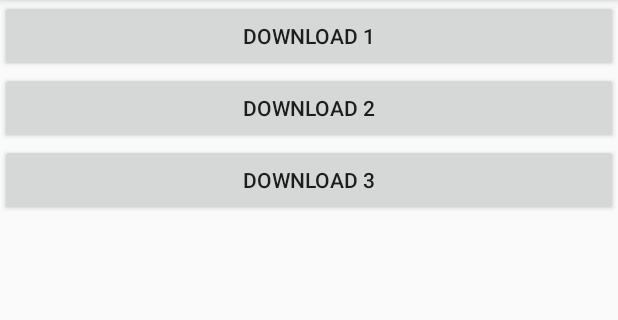
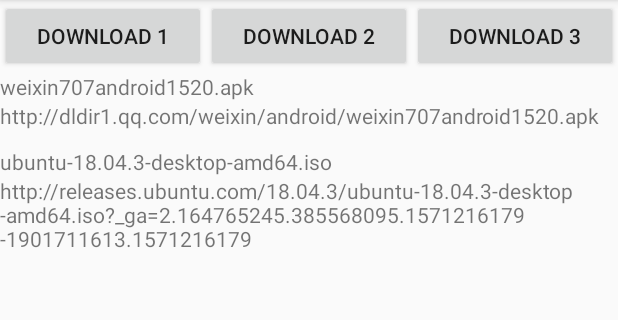
Before and after one commit to AnRFDev/android-Basic4, an Android app: the screen it shows after launch (MainActivity), after a tap on "DOWNLOAD 2", on a phone screen of 412 x 824 dp, the part 84-404 px from its top. Run offline under Robolectric (Android 15) with nearby library versions, the phone set to English and light mode, and no system bars; our stand-ins replace RxJava; network calls fail; 1 other tap on this screen came first.

Commit message:
[download] 添加下载的UI

```diff
--- a/appdowloadsample/build.gradle
+++ b/appdowloadsample/build.gradle
@@ -33,10 +33,11 @@ dependencies {
     testImplementation 'junit:junit:4.12'
     androidTestImplementation 'androidx.test:runner:1.2.0'
     androidTestImplementation 'androidx.test.espresso:espresso-core:3.2.0'
+    implementation 'org.jetbrains:annotations-java5:15.0'
 
     implementation 'com.squareup.retrofit2:retrofit:2.6.2'
     implementation 'com.squareup.retrofit2:adapter-rxjava2:2.4.0'
     implementation 'io.reactivex.rxjava2:rxandroid:2.1.1'
     implementation 'io.reactivex.rxjava2:rxjava:2.2.8'
-    implementation 'org.jetbrains:annotations-java5:15.0'
+    implementation 'androidx.recyclerview:recyclerview:1.0.0'
 }
--- a/appdowloadsample/src/main/java/com/rustfisher/appdowloadsample/MainActivity.java
+++ b/appdowloadsample/src/main/java/com/rustfisher/appdowloadsample/MainActivity.java
@@ -8,12 +8,13 @@ import android.Manifest;
 import android.content.pm.PackageManager;
 import android.os.Bundle;
 import android.os.Environment;
-import android.util.Log;
 import android.view.View;
 import android.widget.Toast;
 
 import com.rustfisher.appdowloadsample.download.DownloadCenter;
-import com.rustfisher.appdowloadsample.download.ControlCallBack;
+import com.rustfisher.appdowloadsample.download.DownloadCenterListener;
+import com.rustfisher.appdowloadsample.download.DownloadTaskState;
+import com.rustfisher.appdowloadsample.fragment.DownloadingFrag;
 
 import java.io.File;
 
@@ -28,6 +29,7 @@ public class MainActivity extends AppCompatActivity implements View.OnClickListe
         setContentView(R.layout.activity_main);
         ActivityCompat.requestPermissions(this, new String[]{Manifest.permission.WRITE_EXTERNAL_STORAGE}, REQ_CODE);
         setOnClick(this, R.id.download_1, R.id.download_2, R.id.download_3);
+        getSupportFragmentManager().beginTransaction().add(R.id.container, new DownloadingFrag()).commit();
     }
 
     @Override
@@ -38,6 +40,11 @@ public class MainActivity extends AppCompatActivity implements View.OnClickListe
                 Toast.makeText(this, "请允许应用读写外部存储", Toast.LENGTH_SHORT).show();
             }
         }
+    }
+
+    @Override
+    protected void onDestroy() {
+        super.onDestroy();
     }
 
     @Override
@@ -59,28 +66,7 @@ public class MainActivity extends AppCompatActivity implements View.OnClickListe
     }
 
     private void downloadUrl(final String url, File targetFile, final int downloadBytePerMs) {
-        DownloadCenter.getInstance().download(url,
-                new ControlCallBack(url, targetFile) {
-                    @Override
-                    public int downloadBytePerMs() {
-                        return downloadBytePerMs;
-                    }
-
-                    @Override
-                    public void onSuccess() {
-                        Log.d(TAG, "onSuccess: " + url);
-                    }
-
-                    @Override
-                    public void onError(Throwable e) {
-                        Log.e(TAG, "onError: " + url, e);
-                    }
-
-                    @Override
-                    public void onCancel(String url) {
-                        Log.w(TAG, "onCancel: " + url);
-                    }
-                });
+        DownloadCenter.getInstance().download(url, targetFile, downloadBytePerMs);
     }
 
     private void setOnClick(View.OnClickListener l, int... id) {
--- a/appdowloadsample/src/main/java/com/rustfisher/appdowloadsample/download/ControlCallBack.java
+++ b/appdowloadsample/src/main/java/com/rustfisher/appdowloadsample/download/ControlCallBack.java
@@ -3,7 +3,6 @@ package com.rustfisher.appdowloadsample.download;
 import android.util.Log;
 
 import java.io.File;
-import java.io.FileInputStream;
 import java.io.FileNotFoundException;
 import java.io.FileOutputStream;
 import java.io.IOException;
@@ -23,16 +22,29 @@ public abstract class ControlCallBack {
     private File tmpFile;
     public boolean isCancel;
     private String url;
+    private DownloadTaskState state;
+    private int downloadBytesPerMs;
+    private long progressTotal;
+    private long progressCurrent = -1;
 
     public ControlCallBack(String url, File targetFile) {
+        this(url, targetFile, defDownloadBytePerMs);
+    }
+
+    public ControlCallBack(String url, File targetFile, int downloadBytesPerMs) {
         this.url = url;
         this.targetFile = targetFile;
-        this.tmpFile = new File(targetFile.getAbsolutePath() + ".tmp");
+        this.downloadBytesPerMs = downloadBytesPerMs;
+        tmpFile = new File(targetFile.getAbsolutePath() + ".tmp");
     }
 
-    public abstract void onSuccess();
+    public void onSuccess(DownloadTaskState state, String url) {
+        this.state = DownloadTaskState.DONE;
+    }
 
-    public abstract void onError(Throwable e);
+    public void onError(DownloadTaskState state, String url, Throwable e) {
+        this.state = DownloadTaskState.ERROR;
+    }
 
     public abstract void onCancel(String url);
 
@@ -41,10 +53,11 @@ public abstract class ControlCallBack {
     }
 
     public int downloadBytePerMs() {
-        return defDownloadBytePerMs;
+        return downloadBytesPerMs;
     }
 
     public void saveFile(ResponseBody body) {
+        state = DownloadTaskState.DOWNLOADING;
         InputStream is = null;
         byte[] buf = new byte[2048];
         int len;
@@ -90,17 +103,17 @@ public abstract class ControlCallBack {
             } else {
                 boolean rename = tmpFile.renameTo(targetFile);
                 if (rename) {
-                    onSuccess();
+                    onSuccess(state, url);
                 } else {
-                    onError(new Exception("Rename file fail. " + tmpFile));
+                    onError(state, url, new Exception("Rename file fail. " + tmpFile));
                 }
             }
         } catch (FileNotFoundException e) {
             Log.e(TAG, "saveFile: FileNotFoundException ", e);
-            onError(e);
+            onError(state, url, e);
         } catch (Exception e) {
             Log.e(TAG, "saveFile: IOException ", e);
-            onError(e);
+            onError(state, url, e);
         } finally {
             try {
                 if (is != null) {
@@ -126,4 +139,42 @@ public abstract class ControlCallBack {
     public File getTmpFile() {
         return tmpFile;
     }
+
+    public String getUrl() {
+        return url;
+    }
+
+    public boolean isDownloading() {
+        return DownloadTaskState.DOWNLOADING.equals(state);
+    }
+
+    public void setState(DownloadTaskState state) {
+        this.state = state;
+    }
+
+    public long getProgressTotal() {
+        return progressTotal;
+    }
+
+    public void setProgressTotal(long progressTotal) {
+        this.progressTotal = progressTotal;
+    }
+
+    public long getProgressCurrent() {
+        return progressCurrent;
+    }
+
+    public void setProgressCurrent(long progressCurrent) {
+        this.progressCurrent = progressCurrent;
+    }
+
+    @Override
+    public String toString() {
+        return "ControlCallBack ["
+                + "url: " + url + "\n"
+                + "  state: " + state + ", "
+                + "targetFile: " + targetFile + "\n"
+                + "downloadBytesPerMs: " + downloadBytesPerMs
+                + "]";
+    }
 }
--- a/appdowloadsample/src/main/java/com/rustfisher/appdowloadsample/download/DownloadCenter.java
+++ b/appdowloadsample/src/main/java/com/rustfisher/appdowloadsample/download/DownloadCenter.java
@@ -2,9 +2,11 @@ package com.rustfisher.appdowloadsample.download;
 
 import android.util.Log;
 
+import java.io.File;
 import java.util.ArrayList;
+import java.util.HashSet;
 import java.util.List;
-import java.util.Locale;
+import java.util.Set;
 import java.util.concurrent.TimeUnit;
 
 import io.reactivex.Observable;
@@ -31,7 +33,8 @@ public class DownloadCenter {
 
     private static Retrofit retrofit;
 
-    private static List<Task> taskList = new ArrayList<>();
+    private List<ControlCallBack> callBackList = new ArrayList<>();
+    private Set<DownloadCenterListener> listeners = new HashSet<>();
 
     private DownloadCenter() {
         init();
@@ -48,23 +51,39 @@ public class DownloadCenter {
         return instance;
     }
 
-    public void download(final String downUrl, final ControlCallBack callBack) {
-        Task task = null;
-        for (Task t : taskList) {
-            if (downUrl.equals(t.getUrl())) {
-                task = t;
+    public void download(final String downUrl, File targetFile, final int downloadBytePerMs) {
+        ControlCallBack callBack = null;
+        for (ControlCallBack c : callBackList) {
+            if (c.getUrl().equals(downUrl)) {
+                callBack = c;
                 break;
             }
         }
-        if (task == null) {
-            task = new Task(downUrl, callBack.getTargetFile() , callBack.getTmpFile());
-            taskList.add(task);
-        } else if (task.downloading()) {
-            Log.d(TAG, "downloading: " + task);
+        if (callBack == null) {
+            callBack = new ControlCallBack(downUrl, targetFile, downloadBytePerMs) {
+                @Override
+                public void onSuccess(DownloadTaskState state, String url) {
+                    tellDownloadSuccess(state, url);
+                }
+
+                @Override
+                public void onError(DownloadTaskState state, String url, Throwable e) {
+                    tellDownloadError(state, url, e);
+                }
+
+                @Override
+                public void onCancel(String url) {
+                    tellDownloadDelete(url);
+                }
+            };
+            callBackList.add(callBack);
+        }
+        if (callBack.isDownloading()) {
             return;
         }
 
-        final Task finalTask = task;
+        tellDownloadStart(callBack);
+        final ControlCallBack finalCallBack = callBack;
         retrofit.create(ApiService.class)
                 .download(downUrl)
                 .subscribeOn(Schedulers.io())
@@ -72,15 +91,13 @@ public class DownloadCenter {
                 .doOnNext(new Consumer<ResponseBody>() {
                     @Override
                     public void accept(ResponseBody responseBody) throws Exception {
-                        finalTask.setState(DownloadTaskState.DOWNLOADING);
-                        callBack.saveFile(responseBody);
+                        finalCallBack.saveFile(responseBody);
                     }
                 })
                 .doOnError(new Consumer<Throwable>() {
                     @Override
                     public void accept(Throwable throwable) throws Exception {
                         Log.e(TAG, "accept on error: " + downUrl, throwable);
-                        finalTask.setState(DownloadTaskState.ERROR);
                     }
                 })
                 .observeOn(AndroidSchedulers.mainThread())
@@ -93,7 +110,7 @@ public class DownloadCenter {
                 .addInterceptor(new ProgressInterceptor(new ProgressListener() {
                     @Override
                     public void update(String url, long bytesRead, long contentLength, boolean done) {
-                        Log.d(TAG, String.format(Locale.CHINA, "downloading %s ; done: %b ; %d/%d byte(s)", url, done, bytesRead, contentLength));
+                        tellProgress(url, bytesRead, contentLength, done);
                     }
                 }))
                 .build();
@@ -114,4 +131,42 @@ public class DownloadCenter {
         @GET
         Observable<ResponseBody> downloadPartial(@Url String url, @Header("Content-Range") String range);
     }
+
+    public void addListener(DownloadCenterListener l) {
+        listeners.add(l);
+    }
+
+    public void removeListener(DownloadCenterListener l) {
+        listeners.remove(l);
+    }
+
+    private void tellDownloadSuccess(DownloadTaskState state, String url) {
+        for (DownloadCenterListener l : listeners) {
+            l.onSuccess(state, url);
+        }
+    }
+
+    private void tellDownloadError(DownloadTaskState state, String url, Throwable e) {
+        for (DownloadCenterListener l : listeners) {
+            l.onError(state, url, e);
+        }
+    }
+
+    private void tellProgress(String url, long bytesRead, long contentLength, boolean done) {
+        for (DownloadCenterListener l : listeners) {
+            l.onProgress(url, bytesRead, contentLength, done);
+        }
+    }
+
+    private void tellDownloadDelete(String url) {
+        for (DownloadCenterListener l : listeners) {
+            l.onDeleted(url);
+        }
+    }
+
+    private void tellDownloadStart(ControlCallBack callBack) {
+        for (DownloadCenterListener l : listeners) {
+            l.onStart(callBack);
+        }
+    }
 }
--- /dev/null
+++ b/appdowloadsample/src/main/java/com/rustfisher/appdowloadsample/download/DownloadCenterListener.java
@@ -0,0 +1,27 @@
+package com.rustfisher.appdowloadsample.download;
+
+/**
+ * 监听器
+ * Created on 2019-10-17
+ */
+public abstract class DownloadCenterListener {
+
+    public void onStart(ControlCallBack callBack) {
+
+    }
+
+    public void onSuccess(DownloadTaskState state, String url) {
+    }
+
+    public void onError(DownloadTaskState state, String url, Throwable e) {
+    }
+
+    public void onDeleted(String url) {
+
+    }
+
+    public void onProgress(String url, long bytesRead, long contentLength, boolean done) {
+
+    }
+
+}
--- a/appdowloadsample/src/main/java/com/rustfisher/appdowloadsample/download/Task.java
+++ b/appdowloadsample/src/main/java/com/rustfisher/appdowloadsample/download/Task.java
@@ -5,6 +5,7 @@ import java.io.File;
 /**
  * 下载任务
  * Created on 2019-10-16
+ * @deprecated
  */
 public class Task {
     private static int autoCode = 0;
--- /dev/null
+++ b/appdowloadsample/src/main/java/com/rustfisher/appdowloadsample/fragment/DownloadingFrag.java
@@ -0,0 +1,204 @@
+package com.rustfisher.appdowloadsample.fragment;
+
+import android.os.Bundle;
+import android.os.Handler;
+import android.os.Looper;
+import android.view.LayoutInflater;
+import android.view.View;
+import android.view.ViewGroup;
+import android.widget.ProgressBar;
+import android.widget.TextView;
+
+import androidx.annotation.NonNull;
+import androidx.annotation.Nullable;
+import androidx.fragment.app.Fragment;
+import androidx.recyclerview.widget.LinearLayoutManager;
+import androidx.recyclerview.widget.RecyclerView;
+
+import com.rustfisher.appdowloadsample.R;
+import com.rustfisher.appdowloadsample.download.ControlCallBack;
+import com.rustfisher.appdowloadsample.download.DownloadCenter;
+import com.rustfisher.appdowloadsample.download.DownloadCenterListener;
+import com.rustfisher.appdowloadsample.download.DownloadTaskState;
+
+import java.util.ArrayList;
+import java.util.List;
+
+/**
+ * 下载中 界面
+ * Created on 2019-10-17
+ */
+public class DownloadingFrag extends Fragment {
+
+    private TaskAdapter taskAdapter;
+    private Handler mHandler = new Handler(Looper.getMainLooper());
+
+    @Nullable
+    @Override
+    public View onCreateView(@NonNull LayoutInflater inflater, @Nullable ViewGroup container, @Nullable Bundle savedInstanceState) {
+        return inflater.inflate(R.layout.frag_downloading, container, false);
+    }
+
+    @Override
+    public void onViewCreated(@NonNull View view, @Nullable Bundle savedInstanceState) {
+        super.onViewCreated(view, savedInstanceState);
+        RecyclerView recyclerView = view.findViewById(R.id.download_task_re);
+        taskAdapter = new TaskAdapter();
+        recyclerView.setAdapter(taskAdapter);
+        recyclerView.setLayoutManager(new LinearLayoutManager(getActivity(), RecyclerView.VERTICAL, false));
+        DownloadCenter.getInstance().addListener(mDownloadCenterListener);
+    }
+
+    @Override
+    public void onDestroy() {
+        DownloadCenter.getInstance().removeListener(mDownloadCenterListener);
+        super.onDestroy();
+    }
+
+    private DownloadCenterListener mDownloadCenterListener = new DownloadCenterListener() {
+        @Override
+        public void onStart(final ControlCallBack callBack) {
+            super.onStart(callBack);
+            mHandler.post(new Runnable() {
+                @Override
+                public void run() {
+                    taskAdapter.addTask(callBack);
+                }
+            });
+        }
+
+        @Override
+        public void onSuccess(DownloadTaskState state, final String url) {
+            super.onSuccess(state, url);
+            mHandler.post(new Runnable() {
+                @Override
+                public void run() {
+                    taskAdapter.updateSuccess(url);
+                }
+            });
+        }
+
+        @Override
+        public void onError(DownloadTaskState state, final String url, Throwable e) {
+            super.onError(state, url, e);
+            mHandler.post(new Runnable() {
+                @Override
+                public void run() {
+                    taskAdapter.updateError(url);
+                }
+            });
+        }
+
+        @Override
+        public void onProgress(final String url, final long bytesRead, final long contentLength, final boolean done) {
+            super.onProgress(url, bytesRead, contentLength, done);
+            mHandler.post(new Runnable() {
+                @Override
+                public void run() {
+                    taskAdapter.updateProgress(url, bytesRead, contentLength, done);
+                }
+            });
+        }
+
+        @Override
+        public void onDeleted(final String url) {
+            super.onDeleted(url);
+            mHandler.post(new Runnable() {
+                @Override
+                public void run() {
+                    taskAdapter.updateDeleted(url);
+                }
+            });
+        }
+    };
+
+    static class VH extends RecyclerView.ViewHolder {
+        public View root;
+        public TextView urlTv;
+        public TextView filenameTv;
+        ProgressBar pb;
+
+        public VH(@NonNull View itemView) {
+            super(itemView);
+            root = itemView;
+            filenameTv = itemView.findViewById(R.id.filename_tv);
+            urlTv = itemView.findViewById(R.id.url_tv);
+            pb = itemView.findViewById(R.id.pb);
+        }
+    }
+
+    class TaskAdapter extends RecyclerView.Adapter<VH> {
+        private List<ControlCallBack> callBackList;
+
+        public TaskAdapter() {
+            callBackList = new ArrayList<>();
+        }
+
+        @NonNull
+        @Override
+        public VH onCreateViewHolder(@NonNull ViewGroup parent, int viewType) {
+            return new VH(LayoutInflater.from(parent.getContext()).inflate(R.layout.item_download_task, parent, false));
+        }
+
+        @Override
+        public void onBindViewHolder(@NonNull VH holder, int position) {
+            ControlCallBack callBack = callBackList.get(position);
+            holder.urlTv.setText(callBack.getUrl());
+            holder.filenameTv.setText(callBack.getTargetFile().getName());
+            holder.pb.setVisibility(callBack.isDownloading() ? View.VISIBLE : View.INVISIBLE);
+            if (callBack.getProgressTotal() > 0 && callBack.getProgressCurrent() >= 0) {
+                double progress = callBack.getProgressCurrent() * 1.0 / callBack.getProgressTotal();
+                holder.pb.setMax(1000);
+                holder.pb.setProgress((int) (1000 * progress));
+            } else {
+                holder.pb.setVisibility(View.INVISIBLE);
+            }
+        }
+
+        @Override
+        public int getItemCount() {
+            return callBackList.size();
+        }
+
+        public void addTask(ControlCallBack callBack) {
+            callBackList.add(callBack);
+            notifyDataSetChanged();
+        }
+
+        public void updateSuccess(String url) {
+            ControlCallBack callBack = getTaskByUrl(url);
+            notifyDataSetChanged();
+        }
+
+        public void updateError(String url) {
+            ControlCallBack callBack = getTaskByUrl(url);
+
+            notifyDataSetChanged();
+        }
+
+        public void updateProgress(String url, long bytesRead, long contentLength, boolean done) {
+            ControlCallBack callBack = getTaskByUrl(url);
+            if (callBack != null) {
+                callBack.setProgressCurrent(bytesRead);
+                callBack.setProgressTotal(contentLength);
+            }
+            notifyDataSetChanged();
+        }
+
+        public void updateDeleted(String url) {
+            ControlCallBack callBack = getTaskByUrl(url);
+            callBackList.remove(callBack);
+            notifyDataSetChanged();
+        }
+
+        private ControlCallBack getTaskByUrl(String url) {
+            for (ControlCallBack c : callBackList) {
+                if (c.getUrl().equals(url)) {
+                    return c;
+                }
+            }
+            return null;
+        }
+    }
+
+}
--- a/appdowloadsample/src/main/res/layout/activity_main.xml
+++ b/appdowloadsample/src/main/res/layout/activity_main.xml
@@ -6,21 +6,35 @@
     android:orientation="vertical"
     tools:context=".MainActivity">
 
+    <LinearLayout
+        android:layout_width="match_parent"
+        android:layout_height="wrap_content"
+        android:orientation="horizontal">
+
         <Button
             android:id="@+id/download_1"
-        android:layout_width="match_parent"
+            android:layout_width="0dp"
             android:layout_height="wrap_content"
+            android:layout_weight="1"
             android:text="download 1" />
 
         <Button
             android:id="@+id/download_2"
-        android:layout_width="match_parent"
+            android:layout_width="0dp"
             android:layout_height="wrap_content"
+            android:layout_weight="1"
             android:text="download 2" />
 
         <Button
             android:id="@+id/download_3"
-        android:layout_width="match_parent"
+            android:layout_width="0dp"
             android:layout_height="wrap_content"
+            android:layout_weight="1"
             android:text="download 3" />
     </LinearLayout>
+
+    <FrameLayout
+        android:id="@+id/container"
+        android:layout_width="match_parent"
+        android:layout_height="match_parent" />
+</LinearLayout>
--- /dev/null
+++ b/appdowloadsample/src/main/res/layout/frag_downloading.xml
@@ -0,0 +1,12 @@
+<?xml version="1.0" encoding="utf-8"?>
+<LinearLayout xmlns:android="http://schemas.android.com/apk/res/android"
+    android:layout_width="match_parent"
+    android:layout_height="match_parent"
+    android:orientation="vertical">
+
+    <androidx.recyclerview.widget.RecyclerView
+        android:id="@+id/download_task_re"
+        android:layout_width="match_parent"
+        android:layout_height="wrap_content" />
+
+</LinearLayout>
--- /dev/null
+++ b/appdowloadsample/src/main/res/layout/item_download_task.xml
@@ -0,0 +1,24 @@
+<?xml version="1.0" encoding="utf-8"?>
+<LinearLayout xmlns:android="http://schemas.android.com/apk/res/android"
+    android:layout_width="match_parent"
+    android:layout_height="wrap_content"
+    android:minHeight="50dp"
+    android:orientation="vertical">
+
+    <TextView
+        android:id="@+id/filename_tv"
+        android:layout_width="wrap_content"
+        android:layout_height="wrap_content" />
+
+    <TextView
+        android:id="@+id/url_tv"
+        android:layout_width="wrap_content"
+        android:layout_height="wrap_content" />
+
+    <ProgressBar
+        android:id="@+id/pb"
+        style="@android:style/Widget.ProgressBar.Horizontal"
+        android:layout_width="match_parent"
+        android:layout_height="4dp" />
+
+</LinearLayout>
```
Lines whose indentation alone changed are shown as unchanged.
